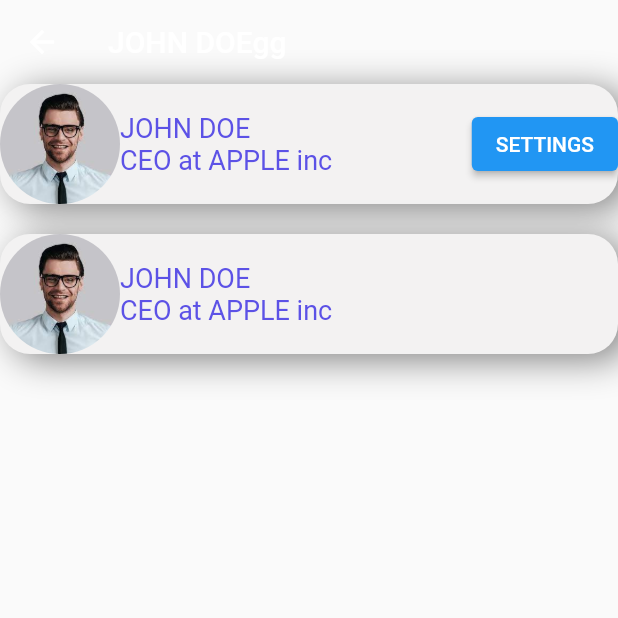
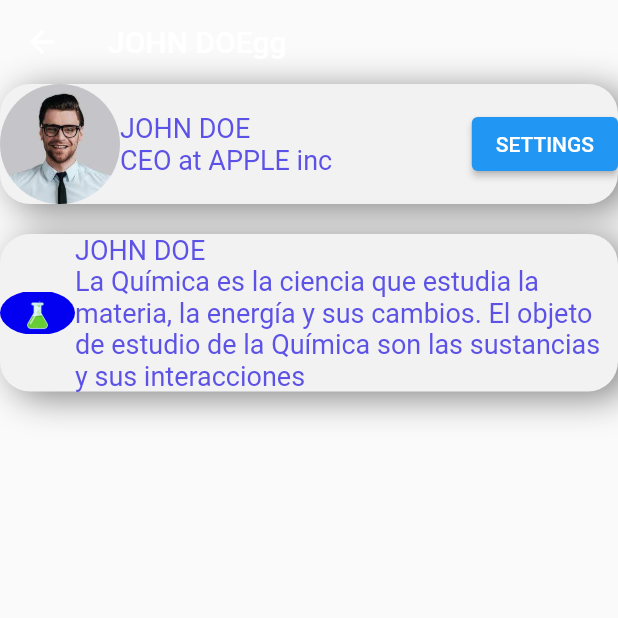
Before and after one commit to LADISLAOCOSTILLO/miercoles27092023, a Flutter app: the JohnPage screen opened directly, on a phone screen of 412 x 824 dp, the top half of it. Run offline on Flutter 3.47's test engine with Material 2 defaults, Android fonts, the phone set to English and light mode, and no system bars; our stand-ins replace google_fonts; network calls fail.

Commit message:
insertando imagen segundo box

```diff
--- a/lib/pages/john_page.dart
+++ b/lib/pages/john_page.dart
@@ -86,10 +86,10 @@ class JohnPage extends StatelessWidget {
               children: [
                 ClipOval(
                   child: Image.asset(
-                    "assets/image/DOE2.jpg",
-                    height: 80,
-                    width: 80,
-                    fit: BoxFit.cover,
+                    "assets/image/quimis.jpg",
+                    height: 30,
+                    width: 50,
+                    //fit: BoxFit.cover,
                   ),
                 ),
                 Expanded(
@@ -97,7 +97,7 @@ class JohnPage extends StatelessWidget {
                     crossAxisAlignment: CrossAxisAlignment.start,
                     children: [
                       Text(
-                        "JOHN DOE\nCEO at APPLE inc",
+                        "JOHN DOE\nLa Química es la ciencia que estudia la materia, la energía y sus cambios. El objeto de estudio de la Química son las sustancias y sus interacciones",
                         style: TextStyle(
                           color: Color.fromARGB(255, 92, 82, 230),
                           fontSize: 18.0,
```
Also changed, not shown: pubspec.yaml (+6 -3 lines), assets/image/quimica.jpg (added), assets/image/quimica.png (added), assets/image/quimis.jpg (added).
